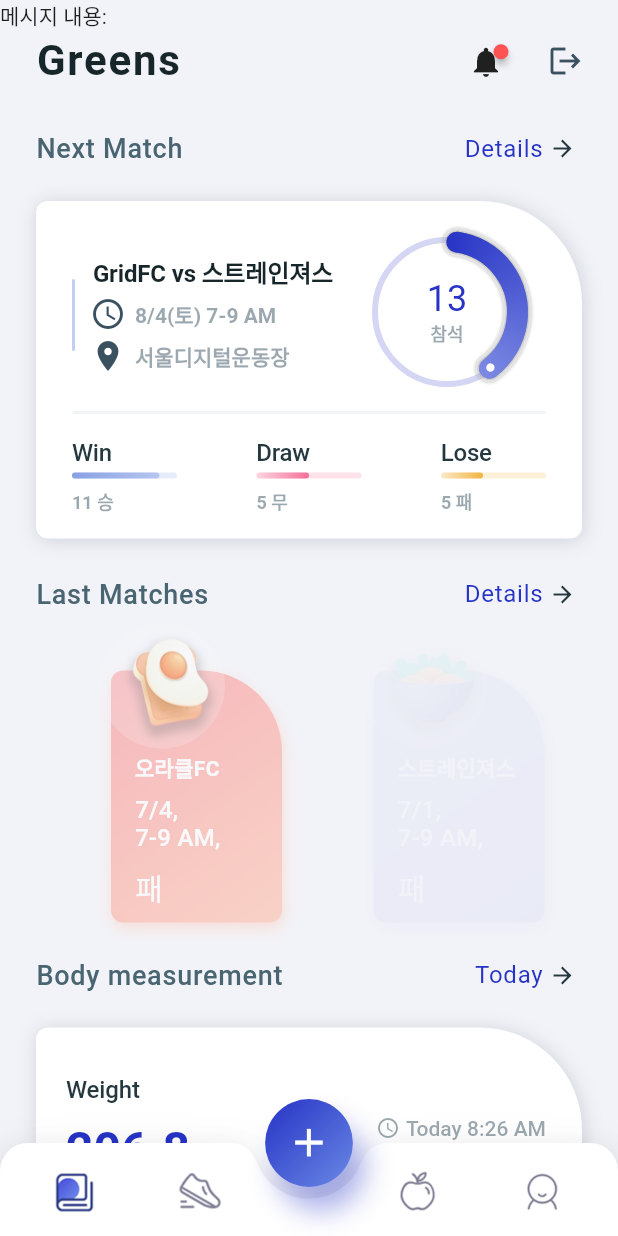
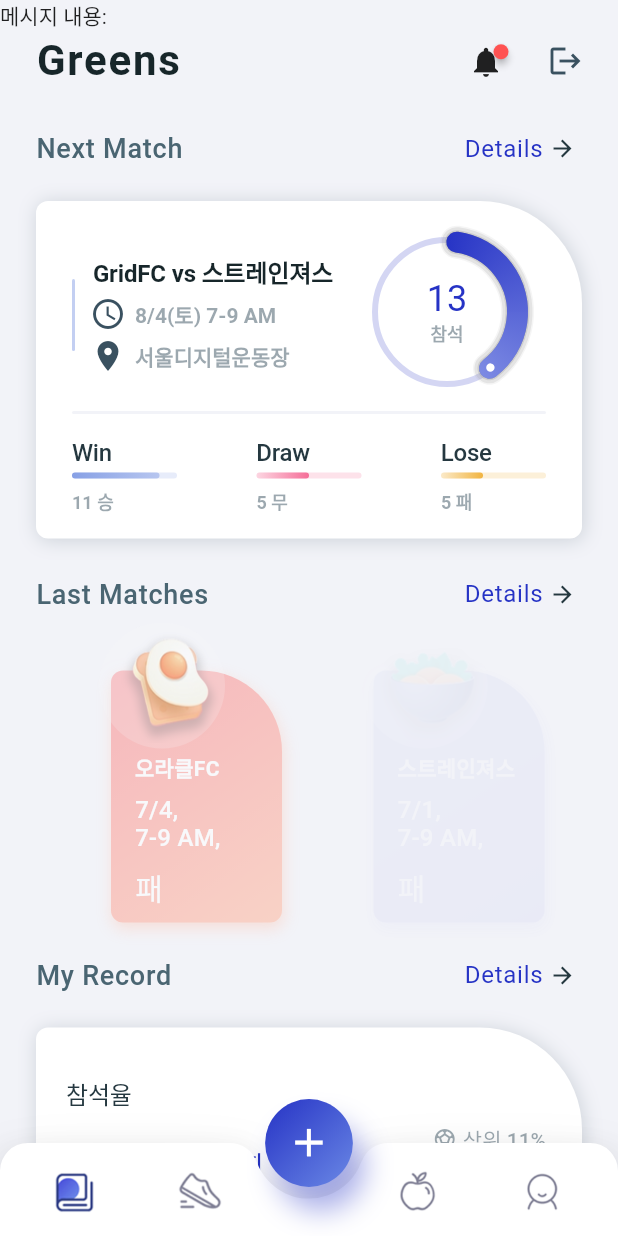
Before and after one commit to james2060/soccerlab, a Flutter app: the screen it shows after launch, after a tap on "LOGIN", on a phone screen of 412 x 824 dp. Run offline on Flutter 3.47's test engine with Material 2 defaults, Android fonts, the phone set to English and light mode, and no system bars; drawn by our look-alikes of badges; our stand-ins replace cloud_firestore, firebase_auth, firebase_core, firebase_database, firebase_messaging, flutter_local_notifications and 5 more; accounts and stored records are empty.

Commit message:
Home 화면 데이터 하드코딩

```diff
--- a/soccerlab/lib/screens/mydiaryscreen/my_diary_screen.dart
+++ b/soccerlab/lib/screens/mydiaryscreen/my_diary_screen.dart
@@ -139,8 +139,8 @@ class _MyDiaryScreenState extends State<MyDiaryScreen>
 
     listViews.add(
       TitleView(
-        titleTxt: 'Body measurement',
-        subTxt: 'Today',
+        titleTxt: 'My Record',
+        subTxt: 'Details',
         animation: Tween<double>(begin: 0.0, end: 1.0).animate(CurvedAnimation(
             parent: widget.animationController!,
             curve:
@@ -160,8 +160,8 @@ class _MyDiaryScreenState extends State<MyDiaryScreen>
     );
     listViews.add(
       TitleView(
-        titleTxt: 'Water',
-        subTxt: 'Aqua SmartBottle',
+        titleTxt: 'Team Record',
+        subTxt: 'Details',
         animation: Tween<double>(begin: 0.0, end: 1.0).animate(CurvedAnimation(
             parent: widget.animationController!,
             curve:
--- a/soccerlab/lib/screens/mydiaryscreen/water_view.dart
+++ b/soccerlab/lib/screens/mydiaryscreen/water_view.dart
@@ -69,7 +69,7 @@ class _WaterViewState extends State<WaterView> with TickerProviderStateMixin {
                                       padding: const EdgeInsets.only(
                                           left: 4, bottom: 3),
                                       child: Text(
-                                        '2100',
+                                        '승률 33',
                                         textAlign: TextAlign.center,
                                         style: TextStyle(
                                           fontFamily: apptheme.fontName,
@@ -83,7 +83,7 @@ class _WaterViewState extends State<WaterView> with TickerProviderStateMixin {
                                       padding: const EdgeInsets.only(
                                           left: 8, bottom: 8),
                                       child: Text(
-                                        'ml',
+                                        '%',
                                         textAlign: TextAlign.center,
                                         style: TextStyle(
                                           fontFamily: apptheme.fontName,
@@ -100,7 +100,7 @@ class _WaterViewState extends State<WaterView> with TickerProviderStateMixin {
                                   padding: const EdgeInsets.only(
                                       left: 4, top: 2, bottom: 14),
                                   child: Text(
-                                    'of daily goal 3.5L',
+                                    'Total 100전 7승 3무 90패',
                                     textAlign: TextAlign.center,
                                     style: TextStyle(
                                       fontFamily: apptheme.fontName,
@@ -149,7 +149,7 @@ class _WaterViewState extends State<WaterView> with TickerProviderStateMixin {
                                         padding:
                                             const EdgeInsets.only(left: 4.0),
                                         child: Text(
-                                          'Last drink 8:26 AM',
+                                          '마지막 승 May 4 2022',
                                           textAlign: TextAlign.center,
                                           style: TextStyle(
                                             fontFamily:
@@ -180,7 +180,7 @@ class _WaterViewState extends State<WaterView> with TickerProviderStateMixin {
                                         ),
                                         Flexible(
                                           child: Text(
-                                            'Your bottle is empty, refill it!.',
+                                            '노력을 요함!',
                                             textAlign: TextAlign.start,
                                             style: TextStyle(
                                               fontFamily:
@@ -276,7 +276,7 @@ class _WaterViewState extends State<WaterView> with TickerProviderStateMixin {
                             ],
                           ),
                           child: WaveView(
-                            percentageValue: 60.0,
+                            percentageValue: 33.0,
                           ),
                         ),
                       )
--- a/soccerlab/lib/screens/ui_view/body_measurement.dart
+++ b/soccerlab/lib/screens/ui_view/body_measurement.dart
@@ -49,7 +49,7 @@ class BodyMeasurementView extends StatelessWidget {
                             padding: const EdgeInsets.only(
                                 left: 4, bottom: 8, top: 16),
                             child: Text(
-                              'Weight',
+                              '참석율',
                               textAlign: TextAlign.center,
                               style: TextStyle(
                                   fontFamily: apptheme.fontName,
@@ -71,7 +71,7 @@ class BodyMeasurementView extends StatelessWidget {
                                     padding: const EdgeInsets.only(
                                         left: 4, bottom: 3),
                                     child: Text(
-                                      '206.8',
+                                      '88%',
                                       textAlign: TextAlign.center,
                                       style: TextStyle(
                                         fontFamily: apptheme.fontName,
@@ -85,7 +85,7 @@ class BodyMeasurementView extends StatelessWidget {
                                     padding: const EdgeInsets.only(
                                         left: 8, bottom: 8),
                                     child: Text(
-                                      'Ibs',
+                                      '18/32회',
                                       textAlign: TextAlign.center,
                                       style: TextStyle(
                                         fontFamily: apptheme.fontName,
@@ -106,7 +106,7 @@ class BodyMeasurementView extends StatelessWidget {
                                     mainAxisAlignment: MainAxisAlignment.center,
                                     children: <Widget>[
                                       Icon(
-                                        Icons.access_time,
+                                        Icons.sports_soccer,
                                         color: apptheme.grey
                                             .withOpacity(0.5),
                                         size: 16,
@@ -115,7 +115,7 @@ class BodyMeasurementView extends StatelessWidget {
                                         padding:
                                             const EdgeInsets.only(left: 4.0),
                                         child: Text(
-                                          'Today 8:26 AM',
+                                          '상위 11%',
                                           textAlign: TextAlign.center,
                                           style: TextStyle(
                                             fontFamily:
@@ -134,7 +134,7 @@ class BodyMeasurementView extends StatelessWidget {
                                     padding: const EdgeInsets.only(
                                         top: 4, bottom: 14),
                                     child: Text(
-                                      'InBody SmartScale',
+                                      '3위',
                                       textAlign: TextAlign.center,
                                       style: TextStyle(
                                         fontFamily: apptheme.fontName,
@@ -173,8 +173,9 @@ class BodyMeasurementView extends StatelessWidget {
                               mainAxisAlignment: MainAxisAlignment.center,
                               crossAxisAlignment: CrossAxisAlignment.start,
                               children: <Widget>[
+
                                 Text(
-                                  '185 cm',
+                                  'MVP',
                                   textAlign: TextAlign.center,
                                   style: TextStyle(
                                     fontFamily: apptheme.fontName,
@@ -185,9 +186,9 @@ class BodyMeasurementView extends StatelessWidget {
                                   ),
                                 ),
                                 Padding(
-                                  padding: const EdgeInsets.only(top: 6),
+                                  padding: const EdgeInsets.only(top: 6, left: 8),
                                   child: Text(
-                                    'Height',
+                                    '3회',
                                     textAlign: TextAlign.center,
                                     style: TextStyle(
                                       fontFamily: apptheme.fontName,
@@ -211,7 +212,7 @@ class BodyMeasurementView extends StatelessWidget {
                                   crossAxisAlignment: CrossAxisAlignment.center,
                                   children: <Widget>[
                                     Text(
-                                      '27.3 BMI',
+                                      'Goals',
                                       textAlign: TextAlign.center,
                                       style: TextStyle(
                                         fontFamily: apptheme.fontName,
@@ -224,7 +225,7 @@ class BodyMeasurementView extends StatelessWidget {
                                     Padding(
                                       padding: const EdgeInsets.only(top: 6),
                                       child: Text(
-                                        'Overweight',
+                                        '17골',
                                         textAlign: TextAlign.center,
                                         style: TextStyle(
                                           fontFamily: apptheme.fontName,
@@ -250,7 +251,7 @@ class BodyMeasurementView extends StatelessWidget {
                                   crossAxisAlignment: CrossAxisAlignment.end,
                                   children: <Widget>[
                                     Text(
-                                      '20%',
+                                      'Assist',
                                       style: TextStyle(
                                         fontFamily: apptheme.fontName,
                                         fontWeight: FontWeight.w500,
@@ -260,10 +261,11 @@ class BodyMeasurementView extends StatelessWidget {
                                       ),
                                     ),
                                     Padding(
-                                      padding: const EdgeInsets.only(top: 6),
+                                      padding: const EdgeInsets.only(top: 6,right: 6),
                                       child: Text(
-                                        'Body fat',
+                                        '17회',
                                         textAlign: TextAlign.center,
+
                                         style: TextStyle(
                                           fontFamily: apptheme.fontName,
                                           fontWeight: FontWeight.w600,
--- a/soccerlab/lib/screens/ui_view/glass_view.dart
+++ b/soccerlab/lib/screens/ui_view/glass_view.dart
@@ -50,7 +50,7 @@ class GlassView extends StatelessWidget {
                                 padding: const EdgeInsets.only(
                                     left: 68, bottom: 12, right: 16, top: 12),
                                 child: Text(
-                                  'Prepare your stomach for lunch with one or two glass of water',
+                                  '경기 시작 30분 전에 도착하여 준비 운동 및 팀 훈련 진행합니다.',
                                   textAlign: TextAlign.left,
                                   style: TextStyle(
                                     fontFamily: apptheme.fontName,
```
